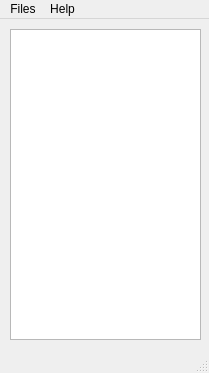
snowcatman/snowcatmans_media_software.exe, file test_window.ui: the form before one commit.
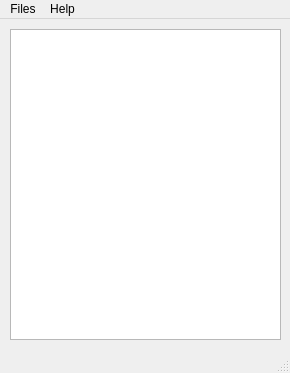
The form after the commit.

```diff
--- a/test_window.ui
+++ b/test_window.ui
@@ -4,7 +4,7 @@
  <widget class="QMainWindow" name="MainWindow">
   <property name="minimumSize">
    <size>
-    <width>209</width>
+    <width>290</width>
     <height>373</height>
    </size>
   </property>
@@ -17,13 +17,13 @@
      <rect>
       <x>10</x>
       <y>10</y>
-      <width>191</width>
+      <width>271</width>
       <height>311</height>
      </rect>
     </property>
     <property name="minimumSize">
      <size>
-      <width>191</width>
+      <width>271</width>
       <height>311</height>
      </size>
     </property>
@@ -38,7 +38,7 @@
     <rect>
      <x>0</x>
      <y>0</y>
-     <width>209</width>
+     <width>290</width>
      <height>22</height>
     </rect>
    </property>
```
